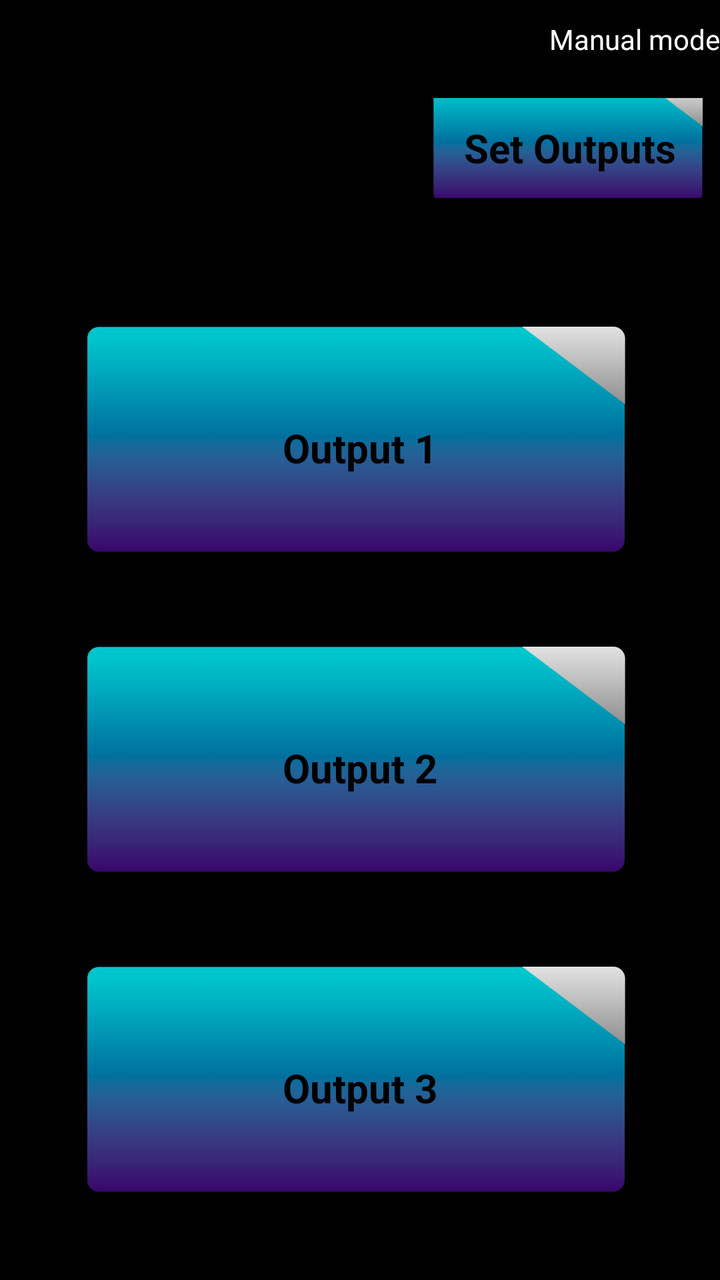
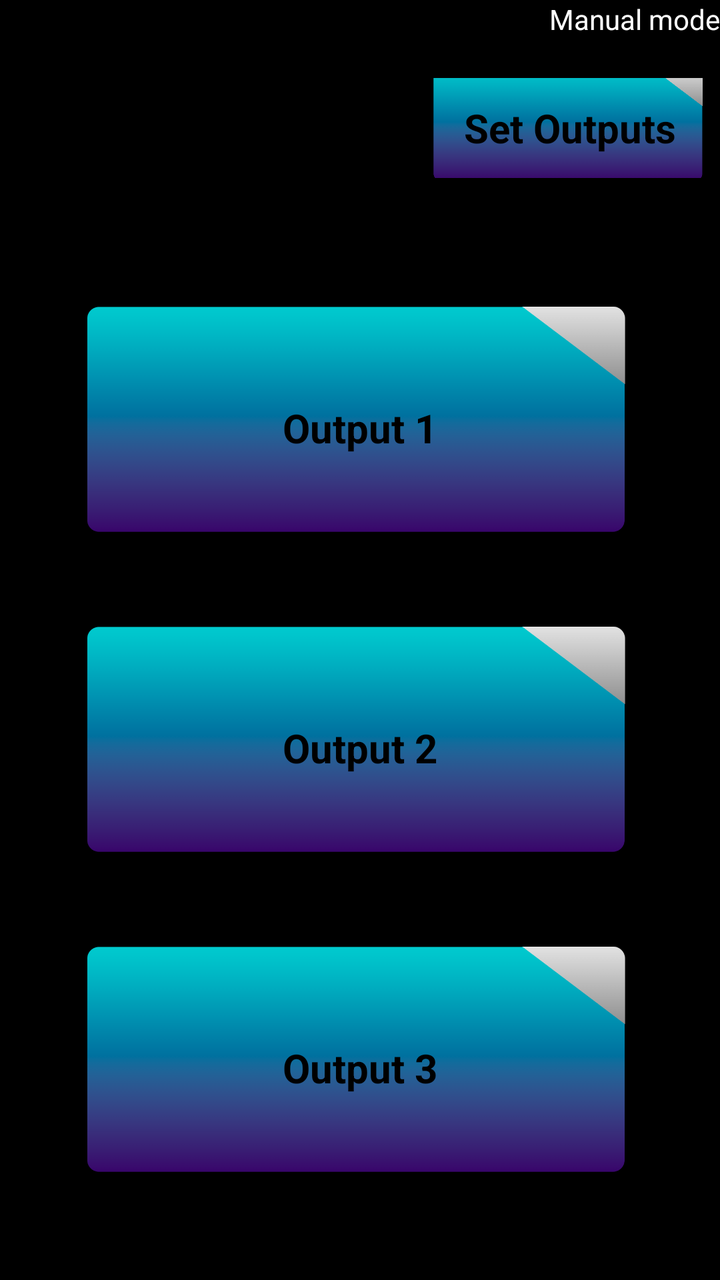

Before-and-after screenshots of an Android layout around one commit, followed by the original layout XML and the change that was made.
<!-- AndroidManifest.xml: application theme Theme.DigitalTimer -->
<!-- res/layout/fragment__manual.xml -->
<?xml version="1.0" encoding="utf-8"?>
<FrameLayout xmlns:android="http://schemas.android.com/apk/res/android"
    xmlns:tools="http://schemas.android.com/tools"
    android:layout_width="match_parent"
    android:layout_height="match_parent"
    tools:context=".fragment_Manual"
    android:background="@color/black"
    >

    <LinearLayout
        android:layout_width="match_parent"
        android:layout_height="match_parent"
        android:orientation="vertical">

        <Space
            android:layout_width="wrap_content"
            android:layout_height="10dp"
            ></Space>

    <LinearLayout
        android:layout_width="match_parent"
        android:layout_height="wrap_content"
        android:orientation="horizontal"
        android:gravity="right"
        >
        <TextView
            android:layout_width="wrap_content"
            android:layout_height="wrap_content"
            android:text="Manual mode"
            android:textColor="@color/white"
            ></TextView>


        </LinearLayout>
        <Space
            android:layout_width="wrap_content"
            android:layout_height="20dp"></Space>

        <LinearLayout
            android:layout_width="match_parent"
            android:layout_height="wrap_content"
            android:orientation="horizontal"
            android:gravity="right"
            >
            
            <FrameLayout
                android:id="@+id/ID_ButtonFrameSetOutputs"
                android:layout_width="150dp"
                android:layout_height="50dp"
                android:clickable="true"
                android:focusable="true">

                <ImageView
                    android:id="@+id/ID_ButtonImageSetOutputs"
                    android:layout_width="match_parent"
                    android:layout_height="match_parent"
                    android:src="@drawable/disable"
                    android:scaleType="centerCrop"></ImageView>

                <TextView
                    android:id="@+id/ID_ButtonTextSetOutputs"
                    android:layout_width="match_parent"
                    android:layout_height="match_parent"
                    android:gravity="center"
                    android:text="Set Outputs"
                    android:textSize="20dp"
                    android:textColor="@color/black"
                    android:textStyle="bold"></TextView>

            </FrameLayout>

        </LinearLayout>

        <Space
            android:layout_width="wrap_content"
            android:layout_height="50dp"

            ></Space>

        
        <LinearLayout
            android:layout_width="match_parent"
            android:layout_height="match_parent"
            android:orientation="vertical"
            android:layout_weight="0.16"
            >


            
            <FrameLayout
                android:id="@+id/ID_ButtonFrameOutPut1"
                android:layout_width="300dp"
                android:layout_height="150dp"
                android:clickable="true"
                android:focusable="true"
                android:layout_gravity="center_horizontal"

                >

                <ImageView
                    android:id="@+id/ID_ButtonImageOutput1"
                    android:layout_width="match_parent"
                    android:layout_height="match_parent"
                    android:src="@drawable/disable"
                    android:scaleType="centerCrop"></ImageView>

                <TextView
                    android:id="@+id/ID_ButtonTextOutput1"
                    android:layout_width="match_parent"
                    android:layout_height="match_parent"
                    android:gravity="center"
                    android:text="Output 1"
                    android:textSize="20dp"
                    android:textColor="@color/black"
                    android:textStyle="bold"></TextView>

            </FrameLayout>


            <Space
                android:layout_width="wrap_content"
                android:layout_height="10dp"
                ></Space>

            
            <FrameLayout
                android:id="@+id/ID_ButtonFrameOutPut2"
                android:clickable="true"
                android:focusable="true"
                android:layout_width="300dp"
                android:layout_height="150dp"
                android:layout_gravity="center_horizontal"

                >

                <ImageView
                    android:id="@+id/ID_ButtonImageOutput2"
                    android:layout_width="match_parent"
                    android:layout_height="match_parent"
                    android:src="@drawable/disable"
                    android:scaleType="centerCrop"></ImageView>

                <TextView
                    android:id="@+id/ID_ButtonTextOutput2"
                    android:layout_width="match_parent"
                    android:layout_height="match_parent"
                    android:gravity="center"
                    android:text="Output 2"
                    android:textSize="20dp"
                    android:textColor="@color/black"
                    android:textStyle="bold"></TextView>

            </FrameLayout>


            <Space
                android:layout_width="wrap_content"
                android:layout_height="10dp"
               ></Space>

            
            <FrameLayout
                android:id="@+id/ID_ButtonFrameOutPut3"
                android:clickable="true"
                android:focusable="true"
                android:layout_width="300dp"
                android:layout_height="150dp"
                android:layout_gravity="center_horizontal"

                >

                <ImageView
                    android:id="@+id/ID_ButtonImageOutput3"
                    android:layout_width="match_parent"
                    android:layout_height="match_parent"
                    android:src="@drawable/disable"
                    android:scaleType="centerCrop"></ImageView>

                <TextView
                    android:id="@+id/ID_ButtonTextOutput3"
                    android:layout_width="match_parent"
                    android:layout_height="match_parent"
                    android:gravity="center"
                    android:text="Output 3"
                    android:textSize="20dp"
                    android:textColor="@color/black"
                    android:textStyle="bold"></TextView>

            </FrameLayout>






        </LinearLayout>







    </LinearLayout>





</FrameLayout>
<!-- resources referenced by this layout -->
<resources>
  <color name="black">#FF000000</color>
  <color name="white">#FFFFFFFF</color>
  <!-- drawable disable: png bitmap (drawable, 16982 bytes) -->
  <style name="Theme.DigitalTimer" parent="Base.Theme.DigitalTimer" />
  <style name="Base.Theme.DigitalTimer" parent="Theme.Material3.DayNight.NoActionBar">
          
          
      </style>
</resources>

<!-- the commit's change to res/layout/fragment__manual.xml (unified diff, before → after) -->
@@ -11,11 +11,6 @@
         android:layout_width="match_parent"
         android:layout_height="match_parent"
         android:orientation="vertical">
-
-        <Space
-            android:layout_width="wrap_content"
-            android:layout_height="10dp"
-            ></Space>
 
     <LinearLayout
         android:layout_width="match_parent"
